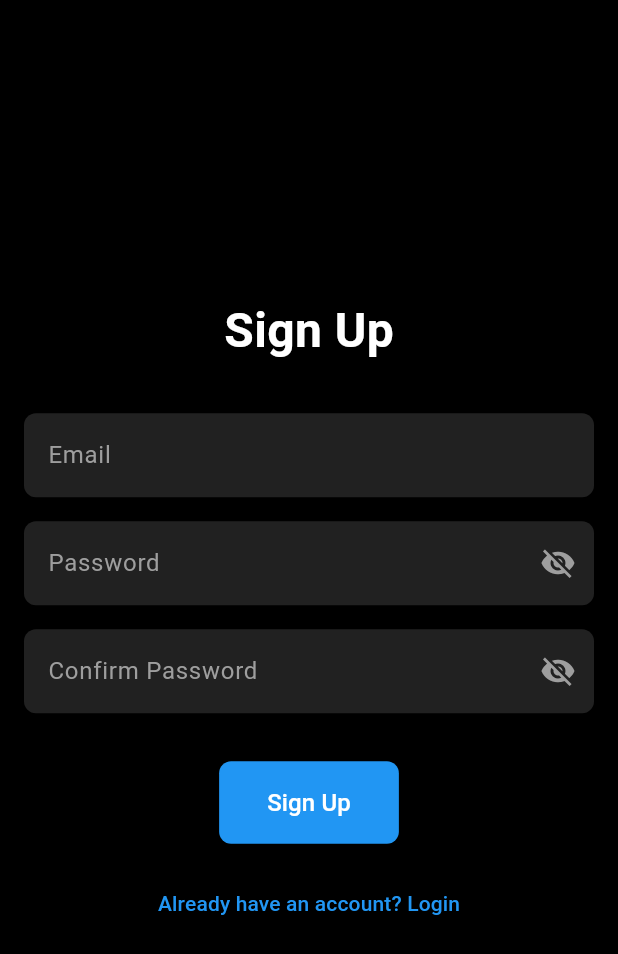
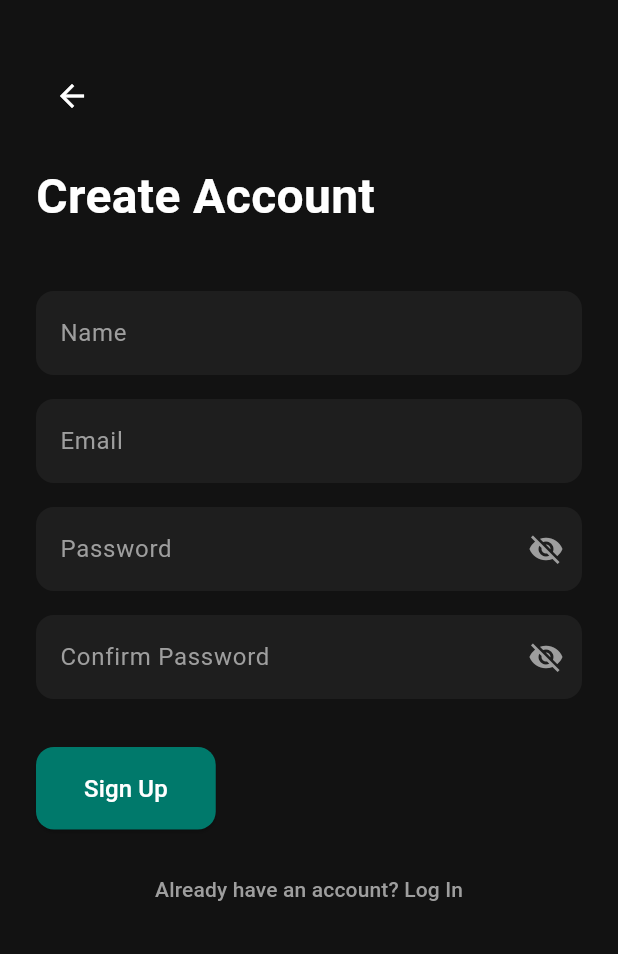
Before and after one commit to chirag640/truck-expense, a Flutter app: the SignupPage screen opened by its route, on a phone screen of 412 x 824 dp. Shown: the top 954 px of the screen. Run offline on Flutter 3.47's test engine with Material 3 defaults, Android fonts, the phone set to English and light mode, and no system bars; our stand-ins replace cloud_firestore, firebase_core, shared_preferences; accounts and stored records are empty.

Commit message:
login and register page

```diff
--- a/lib/signup_page.dart
+++ b/lib/signup_page.dart
@@ -8,53 +8,105 @@ class SignupPage extends StatefulWidget {
 }
 
 class _SignupPageState extends State<SignupPage> {
+  final _formKey = GlobalKey<FormState>();
+  final TextEditingController _nameController = TextEditingController();
+  final TextEditingController _emailController = TextEditingController();
   final TextEditingController _passwordController = TextEditingController();
   final TextEditingController _confirmPasswordController = TextEditingController();
   bool _isPasswordVisible = false;
   bool _isConfirmPasswordVisible = false;
 
+  void _submitForm() {
+    if (_formKey.currentState!.validate()) {
+      // Perform signup logic here (e.g., send data to backend)
+      ScaffoldMessenger.of(context).showSnackBar(
+        const SnackBar(content: Text('Signup successful!')),
+      );
+      Navigator.pushReplacementNamed(context, '/login');
+    }
+  }
+
   @override
   Widget build(BuildContext context) {
     return Scaffold(
-      backgroundColor: Colors.black,
-      body: Padding(
-        padding: const EdgeInsets.all(16.0),
+      backgroundColor: const Color(0xFF121212),
+      body: SingleChildScrollView(
+        child: Padding(
+          padding: const EdgeInsets.symmetric(horizontal: 24.0, vertical: 40.0),
+          child: Form(
+            key: _formKey,
             child: Column(
-          mainAxisAlignment: MainAxisAlignment.center,
+              crossAxisAlignment: CrossAxisAlignment.start,
               children: [
+                IconButton(
+                  icon: const Icon(Icons.arrow_back, color: Colors.white),
+                  onPressed: () => Navigator.pop(context),
+                ),
+                const SizedBox(height: 20),
                 const Text(
-              'Sign Up',
+                  'Create Account',
                   style: TextStyle(
                     color: Colors.white,
                     fontSize: 32,
                     fontWeight: FontWeight.bold,
                   ),
                 ),
-            const SizedBox(height: 32),
-            TextField(
+                const SizedBox(height: 40),
+                TextFormField(
+                  controller: _nameController,
                   decoration: InputDecoration(
-                hintText: 'Email',
-                hintStyle: const TextStyle(color: Colors.grey),
+                    labelText: 'Name',
+                    labelStyle: const TextStyle(color: Colors.grey),
                     filled: true,
-                fillColor: Colors.grey[900],
+                    fillColor: const Color(0xFF1E1E1E),
                     border: OutlineInputBorder(
-                  borderRadius: BorderRadius.circular(8),
+                      borderRadius: BorderRadius.circular(12),
                       borderSide: BorderSide.none,
                     ),
                   ),
                   style: const TextStyle(color: Colors.white),
+                  validator: (value) {
+                    if (value == null || value.isEmpty) {
+                      return 'Name is required';
+                    }
+                    return null;
+                  },
                 ),
                 const SizedBox(height: 16),
-            TextField(
+                TextFormField(
+                  controller: _emailController,
+                  decoration: InputDecoration(
+                    labelText: 'Email',
+                    labelStyle: const TextStyle(color: Colors.grey),
+                    filled: true,
+                    fillColor: const Color(0xFF1E1E1E),
+                    border: OutlineInputBorder(
+                      borderRadius: BorderRadius.circular(12),
+                      borderSide: BorderSide.none,
+                    ),
+                  ),
+                  style: const TextStyle(color: Colors.white),
+                  validator: (value) {
+                    if (value == null || value.isEmpty) {
+                      return 'Email is required';
+                    }
+                    if (!RegExp(r'^[^@]+@[^@]+\.[^@]+').hasMatch(value)) {
+                      return 'Enter a valid email';
+                    }
+                    return null;
+                  },
+                ),
+                const SizedBox(height: 16),
+                TextFormField(
                   controller: _passwordController,
                   obscureText: !_isPasswordVisible,
                   decoration: InputDecoration(
-                hintText: 'Password',
-                hintStyle: const TextStyle(color: Colors.grey),
+                    labelText: 'Password',
+                    labelStyle: const TextStyle(color: Colors.grey),
                     filled: true,
-                fillColor: Colors.grey[900],
+                    fillColor: const Color(0xFF1E1E1E),
                     border: OutlineInputBorder(
-                  borderRadius: BorderRadius.circular(8),
+                      borderRadius: BorderRadius.circular(12),
                       borderSide: BorderSide.none,
                     ),
                     suffixIcon: IconButton(
@@ -70,18 +122,27 @@ class _SignupPageState extends State<SignupPage> {
                     ),
                   ),
                   style: const TextStyle(color: Colors.white),
+                  validator: (value) {
+                    if (value == null || value.isEmpty) {
+                      return 'Password is required';
+                    }
+                    if (value.length < 6) {
+                      return 'Password must be at least 6 characters';
+                    }
+                    return null;
+                  },
                 ),
                 const SizedBox(height: 16),
-            TextField(
+                TextFormField(
                   controller: _confirmPasswordController,
                   obscureText: !_isConfirmPasswordVisible,
                   decoration: InputDecoration(
-                hintText: 'Confirm Password',
-                hintStyle: const TextStyle(color: Colors.grey),
+                    labelText: 'Confirm Password',
+                    labelStyle: const TextStyle(color: Colors.grey),
                     filled: true,
-                fillColor: Colors.grey[900],
+                    fillColor: const Color(0xFF1E1E1E),
                     border: OutlineInputBorder(
-                  borderRadius: BorderRadius.circular(8),
+                      borderRadius: BorderRadius.circular(12),
                       borderSide: BorderSide.none,
                     ),
                     suffixIcon: IconButton(
@@ -97,17 +158,24 @@ class _SignupPageState extends State<SignupPage> {
                     ),
                   ),
                   style: const TextStyle(color: Colors.white),
+                  validator: (value) {
+                    if (value == null || value.isEmpty) {
+                      return 'Confirm Password is required';
+                    }
+                    if (value != _passwordController.text) {
+                      return 'Passwords do not match';
+                    }
+                    return null;
+                  },
                 ),
                 const SizedBox(height: 32),
                 ElevatedButton(
-              onPressed: () {
-                Navigator.pushReplacementNamed(context, '/login');
-              },
+                  onPressed: _submitForm,
                   style: ElevatedButton.styleFrom(
-                backgroundColor: Colors.blue,
+                    backgroundColor: const Color(0xFF00796B),
                     padding: const EdgeInsets.symmetric(horizontal: 32, vertical: 16),
                     shape: RoundedRectangleBorder(
-                  borderRadius: BorderRadius.circular(8),
+                      borderRadius: BorderRadius.circular(12),
                     ),
                   ),
                   child: const Text(
@@ -116,18 +184,22 @@ class _SignupPageState extends State<SignupPage> {
                   ),
                 ),
                 const SizedBox(height: 16),
-            TextButton(
+                Center(
+                  child: TextButton(
                     onPressed: () {
                       Navigator.pushNamed(context, '/login');
                     },
                     child: const Text(
-                'Already have an account? Login',
-                style: TextStyle(color: Colors.blue),
+                      'Already have an account? Log In',
+                      style: TextStyle(color: Colors.grey),
+                    ),
                   ),
                 ),
               ],
             ),
           ),
+        ),
+      ),
     );
   }
 }
```
Also changed, not shown: lib/login_page.dart (+23 -19 lines). Lines whose indentation alone changed are shown as unchanged.
